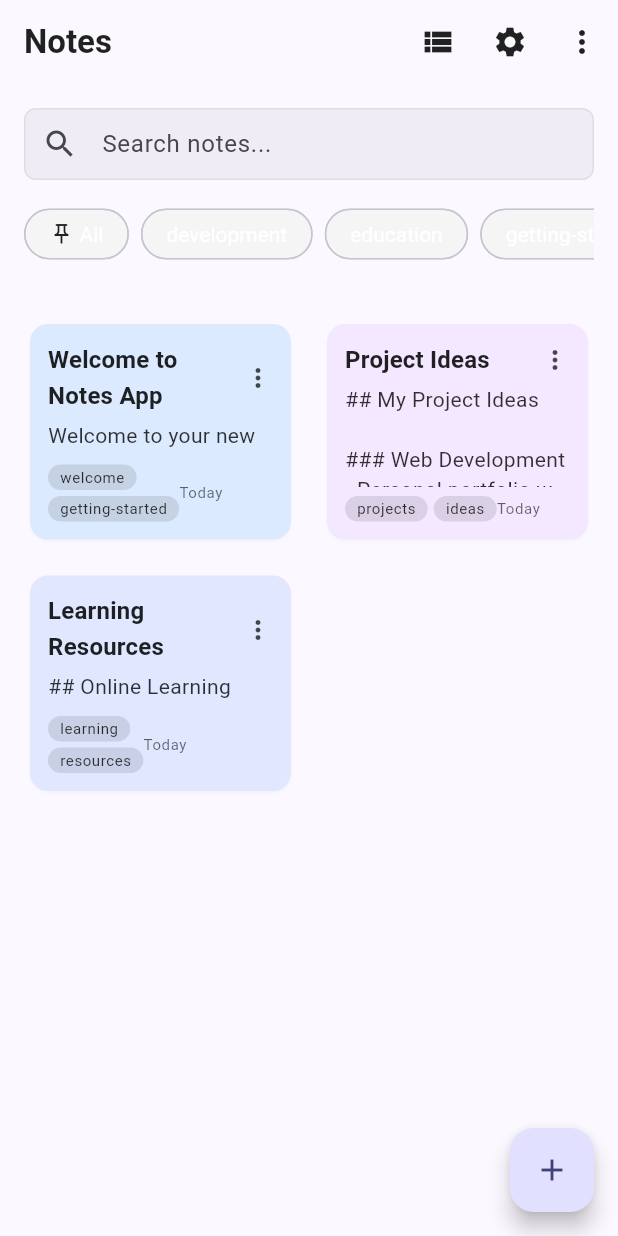
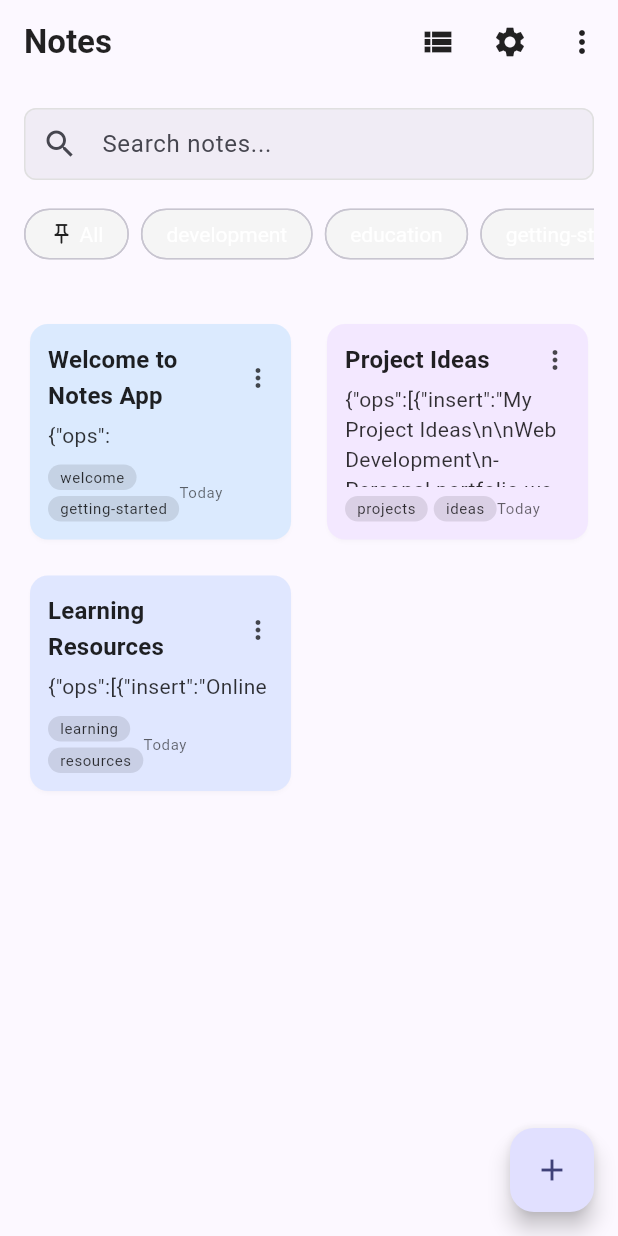
Before and after one commit to codewithmirza/notes-app, a Flutter app: the screen it shows after launch, on a phone screen of 412 x 824 dp. Run offline on Flutter 3.47's test engine with Material 3 defaults, Android fonts, the phone set to English and light mode, and no system bars; our stand-ins replace equatable, flutter_bloc, font_awesome_flutter; missing offline and left inert: flutter_quill.

Commit message:
Refactor note detail and editor screens to parse content as JSON for Flutter Quill compatibility. Update sample notes in NotesCacheService to reflect new content format.

```diff
--- a/lib/screens/note_detail_screen.dart
+++ b/lib/screens/note_detail_screen.dart
@@ -1,3 +1,4 @@
+import 'dart:convert';
 import 'package:flutter/material.dart';
 import 'package:flutter_quill/flutter_quill.dart';
 import 'package:flutter_bloc/flutter_bloc.dart';
@@ -41,12 +42,9 @@ class _NoteDetailScreenState extends State<NoteDetailScreen> {
 
   List<Map<String, dynamic>> _parseContent(String content) {
     try {
-      // Simple parsing - in a real app, you'd want more robust parsing
-      return [
-        {
-          "insert": content,
-        }
-      ];
+      // Parse JSON content for Flutter Quill
+      final Map<String, dynamic> jsonData = jsonDecode(content);
+      return List<Map<String, dynamic>>.from(jsonData['ops']);
     } catch (e) {
       return [
         {
--- a/lib/screens/note_editor_screen.dart
+++ b/lib/screens/note_editor_screen.dart
@@ -1,3 +1,4 @@
+import 'dart:convert';
 import 'package:flutter/material.dart';
 import 'package:flutter_quill/flutter_quill.dart';
 import 'package:flutter_bloc/flutter_bloc.dart';
@@ -62,12 +63,9 @@ class _NoteEditorScreenState extends State<NoteEditorScreen> {
 
   List<Map<String, dynamic>> _parseContent(String content) {
     try {
-      // Simple parsing - in a real app, you'd want more robust parsing
-      return [
-        {
-          "insert": content,
-        }
-      ];
+      // Parse JSON content for Flutter Quill
+      final Map<String, dynamic> jsonData = jsonDecode(content);
+      return List<Map<String, dynamic>>.from(jsonData['ops']);
     } catch (e) {
       return [
         {
--- a/lib/services/notes_cache_service.dart
+++ b/lib/services/notes_cache_service.dart
@@ -86,21 +86,21 @@ class NotesCacheService {
     final sampleNotes = [
       Note(
         title: 'Welcome to Notes App',
-        content: 'Welcome to your new notes app! This is a powerful note-taking application with Notion-like features.\n\n## Features\n- Rich text editing\n- Tags and organization\n- Search functionality\n- Pin important notes\n- Color coding\n\nStart creating your first note!',
+        content: '{"ops":[{"insert":"Welcome to your new notes app! This is a powerful note-taking application with Notion-like features.\\n"}]}',
         color: '#DBEAFE',
         tags: ['welcome', 'getting-started'],
         type: NoteType.page,
       ),
       Note(
         title: 'Project Ideas',
-        content: '## My Project Ideas\n\n### Web Development\n- Personal portfolio website\n- E-commerce platform\n- Blog with CMS\n\n### Mobile Apps\n- Fitness tracking app\n- Recipe manager\n- Expense tracker\n\n### AI/ML Projects\n- Chatbot for customer service\n- Image recognition system\n- Recommendation engine',
+        content: '{"ops":[{"insert":"My Project Ideas\\n\\nWeb Development\\n- Personal portfolio website\\n- E-commerce platform\\n- Blog with CMS\\n\\nMobile Apps\\n- Fitness tracking app\\n- Recipe manager\\n- Expense tracker\\n\\nAI/ML Projects\\n- Chatbot for customer service\\n- Image recognition system\\n- Recommendation engine\\n"}]}',
         color: '#F3E8FF',
         tags: ['projects', 'ideas', 'development'],
         type: NoteType.page,
       ),
       Note(
         title: 'Learning Resources',
-        content: '## Online Learning Resources\n\n### Programming\n- **Flutter:**\n  - Flutter.dev official docs\n  - Flutter YouTube channel\n  - Dart language tour\n\n- **Web Development:**\n  - MDN Web Docs\n  - freeCodeCamp\n  - Codecademy\n\n### Design\n- Figma tutorials\n- Adobe Creative Suite\n- Design principles\n\n### General\n- Coursera courses\n- Udemy classes\n- YouTube tutorials',
+        content: '{"ops":[{"insert":"Online Learning Resources\\n\\nProgramming\\n- Flutter:\\n  - Flutter.dev official docs\\n  - Flutter YouTube channel\\n  - Dart language tour\\n\\n- Web Development:\\n  - MDN Web Docs\\n  - freeCodeCamp\\n  - Codecademy\\n\\nDesign\\n- Figma tutorials\\n- Adobe Creative Suite\\n- Design principles\\n\\nGeneral\\n- Coursera courses\\n- Udemy classes\\n- YouTube tutorials\\n"}]}',
         color: '#E0E7FF',
         tags: ['learning', 'resources', 'education'],
         type: NoteType.page,
```
